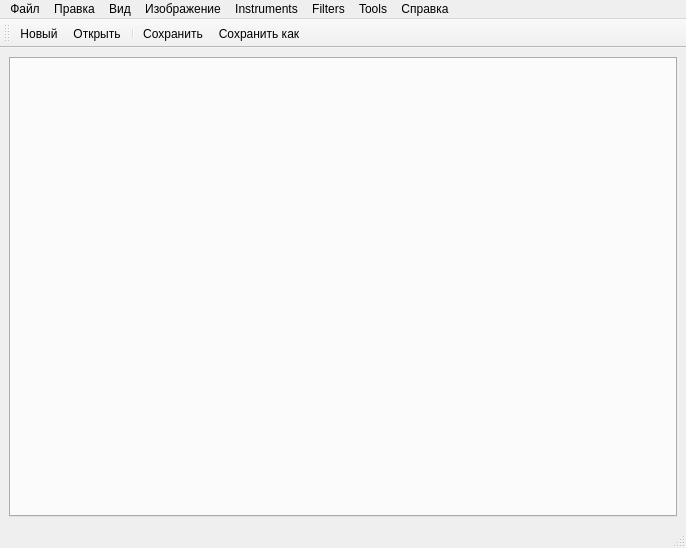
Above: mainwindow.ui from gil9red/fake-painter before the change. Below: the same form after it.
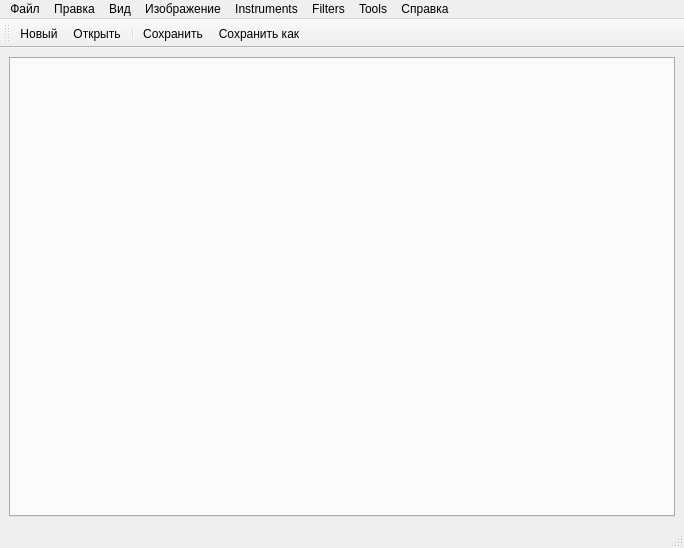
That is the form after the change. Icons and pictures are not drawn.

Patch:
```diff
--- a/mainwindow.ui
+++ b/mainwindow.ui
@@ -6,7 +6,7 @@
    <rect>
     <x>0</x>
     <y>0</y>
-    <width>686</width>
+    <width>684</width>
     <height>548</height>
    </rect>
   </property>
@@ -41,7 +41,7 @@
     <rect>
      <x>0</x>
      <y>0</y>
-     <width>686</width>
+     <width>684</width>
      <height>21</height>
     </rect>
    </property>
```
Left out of the diff: 26 changed lines with no effect on the pictures.
